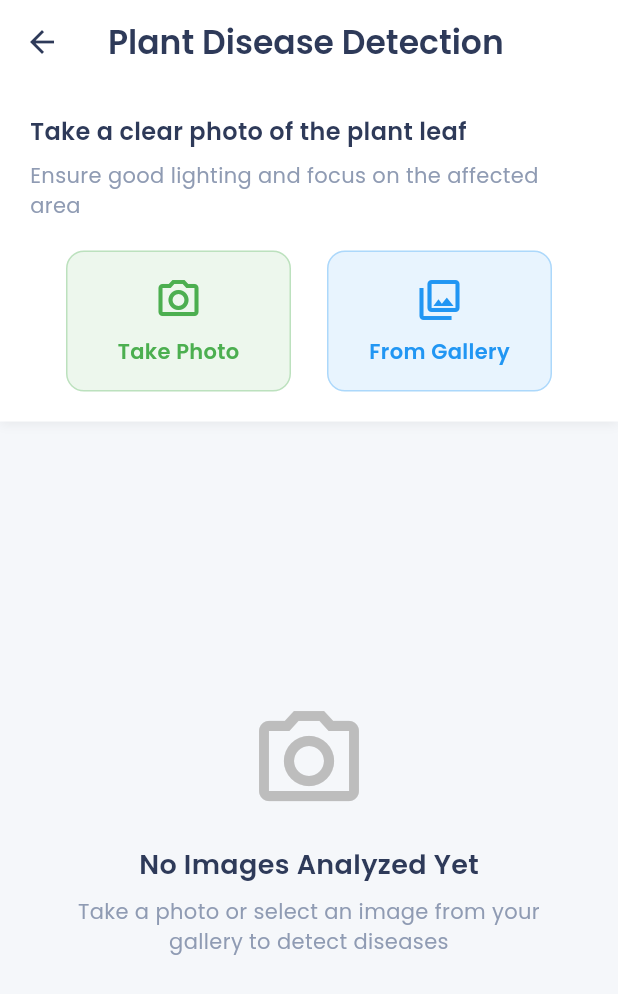
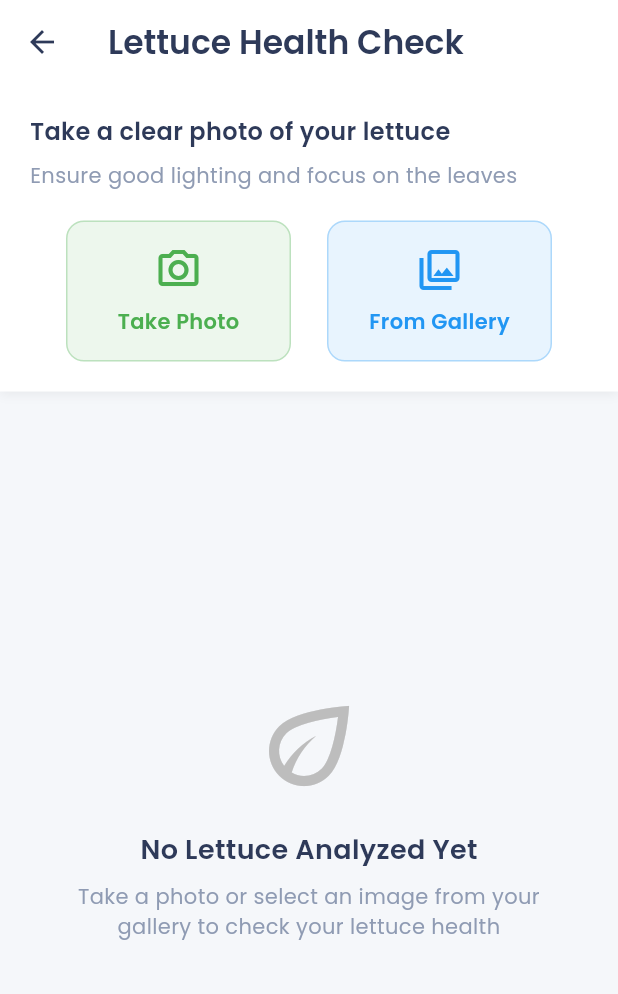
Before and after one commit to RahmanAbubakar569/farm_management, a Flutter app: the screen it shows after launch, item 2 of the bottom bar chosen, after a tap on "Quick Detection", on a phone screen of 412 x 824 dp. Shown: the top 994 px of the screen. Run offline on Flutter 3.47's test engine with Material 3 defaults, Android fonts, the phone set to English and light mode, and no system bars; our stand-ins replace flutter_dotenv, flutter_tts, google_fonts, image_picker; missing offline and left inert: flutter_phone_direct_caller; network calls fail.

Commit message:
used image color gradient to detect diseased lettuce

```diff
--- a/lib/pages/diseasedetection.dart
+++ b/lib/pages/diseasedetection.dart
@@ -1,6 +1,6 @@
 import 'package:flutter/material.dart';
 import 'package:agrosensor/pages/quickdetection.dart';
-import 'package:agrosensor/dronedetection.dart';
+//import 'package:agrosensor/dronedetection.dart';
 
 class DiseaseDetectionScreen extends StatelessWidget {
   const DiseaseDetectionScreen({Key? key}) : super(key: key);
@@ -142,75 +142,75 @@ class DiseaseDetectionScreen extends StatelessWidget {
         ),
 
         // Drone Detection Card
-        GestureDetector(
-          onTap: () {
-            Navigator.push(
-              context,
-              MaterialPageRoute(builder: (context) => DroneDetectionScreen()),
-            );
-          },
-          child: Container(
-            decoration: BoxDecoration(
-              color: Colors.white,
-              borderRadius: BorderRadius.circular(16),
-              boxShadow: [
-                BoxShadow(
-                  color: Colors.black.withOpacity(0.05),
-                  offset: Offset(0, 4),
-                  blurRadius: 10,
-                ),
-              ],
-            ),
-            child: Padding(
-              padding: const EdgeInsets.all(20.0),
-              child: Row(
-                children: [
-                  Container(
-                    padding: EdgeInsets.all(16),
-                    decoration: BoxDecoration(
-                      color: Color(0xFF2196F3).withOpacity(0.1),
-                      borderRadius: BorderRadius.circular(16),
-                    ),
-                    child: Icon(
-                      Icons.flight_outlined,
-                      color: Color(0xFF2196F3),
-                      size: 32,
-                    ),
-                  ),
-                  SizedBox(width: 20),
-                  Expanded(
-                    child: Column(
-                      crossAxisAlignment: CrossAxisAlignment.start,
-                      children: [
-                        Text(
-                          'Drone Detection',
-                          style: TextStyle(
-                            fontSize: 18,
-                            fontWeight: FontWeight.w600,
-                            color: Color(0xFF2E3A59),
-                          ),
-                        ),
-                        SizedBox(height: 5),
-                        Text(
-                          'Analyze aerial imagery from drones to detect field-wide issues',
-                          style: TextStyle(
-                            fontSize: 14,
-                            color: Color(0xFF8F9BB3),
-                          ),
-                        ),
-                      ],
-                    ),
-                  ),
-                  Icon(
-                    Icons.arrow_forward_ios,
-                    color: Color(0xFF8F9BB3),
-                    size: 18,
-                  ),
-                ],
-              ),
-            ),
-          ),
-        ),
+        // GestureDetector(
+        //   onTap: () {
+        //     Navigator.push(
+        //       context,
+        //       MaterialPageRoute(builder: (context) => DroneDetectionScreen()),
+        //     );
+        //   },
+        //   child: Container(
+        //     decoration: BoxDecoration(
+        //       color: Colors.white,
+        //       borderRadius: BorderRadius.circular(16),
+        //       boxShadow: [
+        //         BoxShadow(
+        //           color: Colors.black.withOpacity(0.05),
+        //           offset: Offset(0, 4),
+        //           blurRadius: 10,
+        //         ),
+        //       ],
+        //     ),
+        //     child: Padding(
+        //       padding: const EdgeInsets.all(20.0),
+        //       child: Row(
+        //         children: [
+        //           Container(
+        //             padding: EdgeInsets.all(16),
+        //             decoration: BoxDecoration(
+        //               color: Color(0xFF2196F3).withOpacity(0.1),
+        //               borderRadius: BorderRadius.circular(16),
+        //             ),
+        //             child: Icon(
+        //               Icons.flight_outlined,
+        //               color: Color(0xFF2196F3),
+        //               size: 32,
+        //             ),
+        //           ),
+        //           SizedBox(width: 20),
+        //           Expanded(
+        //             child: Column(
+        //               crossAxisAlignment: CrossAxisAlignment.start,
+        //               children: [
+        //                 Text(
+        //                   'Drone Detection',
+        //                   style: TextStyle(
+        //                     fontSize: 18,
+        //                     fontWeight: FontWeight.w600,
+        //                     color: Color(0xFF2E3A59),
+        //                   ),
+        //                 ),
+        //                 SizedBox(height: 5),
+        //                 Text(
+        //                   'Analyze aerial imagery from drones to detect field-wide issues',
+        //                   style: TextStyle(
+        //                     fontSize: 14,
+        //                     color: Color(0xFF8F9BB3),
+        //                   ),
+        //                 ),
+        //               ],
+        //             ),
+        //           ),
+        //           Icon(
+        //             Icons.arrow_forward_ios,
+        //             color: Color(0xFF8F9BB3),
+        //             size: 18,
+        //           ),
+        //         ],
+        //       ),
+        //     ),
+        //   ),
+        // ),
       ],
     );
   }
--- a/pubspec.yaml
+++ b/pubspec.yaml
@@ -56,6 +56,7 @@ dev_dependencies:
   flutter_tts: ^4.2.2
   flutter_phone_direct_caller: ^2.2.1
   flutter_dotenv: ^5.2.1
+  image: ^4.0.17
 
 # For information on the generic Dart part of this file, see the
 # following page: https://dart.dev/tools/pub/pubspec
```
Also changed, not shown: lib/pages/quickdetection.dart (+144 -55 lines), pubspec.lock.
